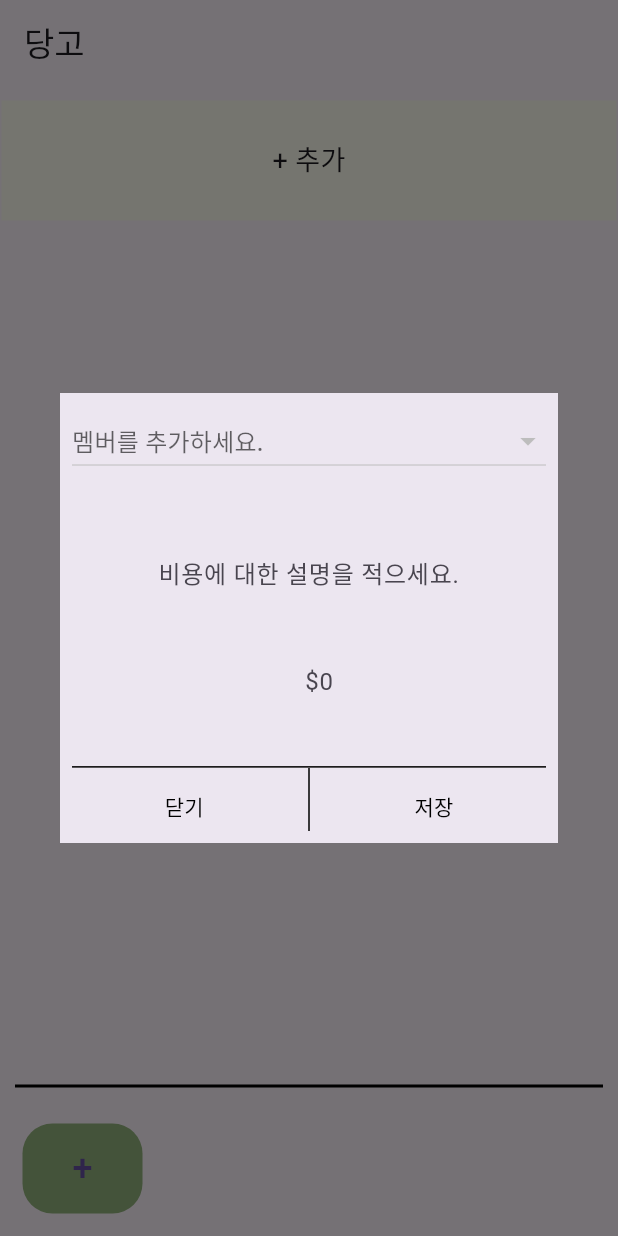
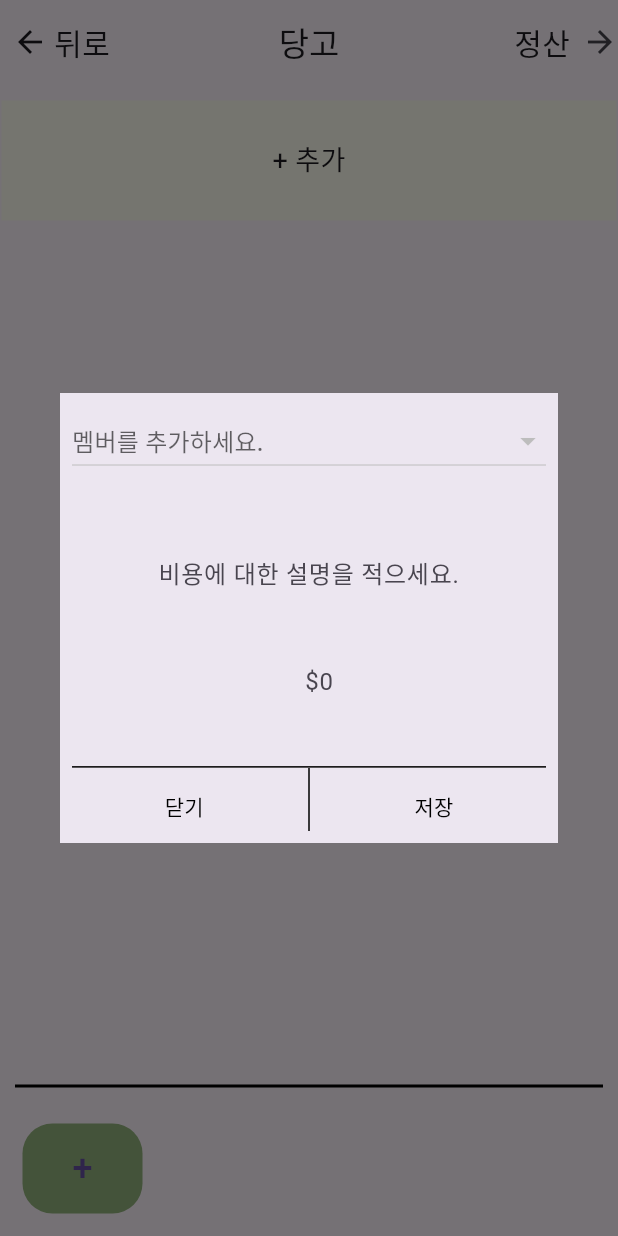
Before and after one commit to TEAM-LEG3ND/dango, a Flutter app: the screen it shows after launch, after a tap on "+ 추가", on a phone screen of 412 x 824 dp. Run offline on Flutter 3.47's test engine with Material 3 defaults, Android fonts, the phone set to English and light mode, and no system bars; our stand-ins replace realm; generated files the repository leaves out were written again.

Commit message:
feat: 앱바 초기 버전 추가

```diff
--- a/lib/main.dart
+++ b/lib/main.dart
@@ -1,9 +1,10 @@
-import 'package:dango/services/navigation_service.dart';
 import 'package:dango/viewmodels/expense_viewmodel.dart';
 import 'package:dango/views/expense_view.dart';
+import 'package:dango/views/widgets/app_bar_base.dart';
 import 'package:flutter/material.dart';
 import 'package:provider/provider.dart';
 import './services/database_service.dart';
+import './services/navigation_service.dart';
 
 void main() {
   final navigationService = NavigationService();
@@ -19,10 +20,8 @@ void main() {
         ],
         child: MaterialApp(
           navigatorKey: navigationService.navigatorKey,
-          initialRoute: '/',
           routes: {
-            '/': (context) => const MyApp(),
-            // ex) '/expense': (context) => const ExpenseView(),
+            '/expense': (context) => const ExpenseView(),
           },
           home: const MyApp(),
         )),
@@ -43,11 +42,9 @@ class _MyAppState extends State<MyApp> {
     final databaseService = Provider.of<DatabaseService>(context);
     final navigationService = Provider.of<NavigationService>(context);
 
-    return Scaffold(
-      appBar: AppBar(
-        title: const Text("당고"),
-      ),
-      body: const ExpenseView(),
+    return const Scaffold(
+      appBar: AppBarBase(),
+      body: ExpenseView(),
     );
   }
 }
--- /dev/null
+++ b/lib/views/widgets/app_bar_base.dart
@@ -0,0 +1,52 @@
+import 'package:flutter/material.dart';
+
+class AppBarBase extends StatelessWidget implements PreferredSizeWidget {
+  const AppBarBase({super.key});
+
+  @override
+  Size get preferredSize => const Size.fromHeight(kToolbarHeight);
+
+  @override
+  Widget build(BuildContext context) {
+    return AppBar(
+      title: const Text("당고"),
+      centerTitle: true,
+      leadingWidth: 80,
+      leading: Center(
+        child: GestureDetector(
+          // todo 화면 뒤로 가기
+          onTap: () {},
+          child: const Row(
+            children: [
+              SizedBox(width: 8),
+              Icon(Icons.arrow_back),
+              SizedBox(width: 4),
+              Text(
+                '뒤로',
+                style: TextStyle(fontSize: 20),
+              ),
+            ],
+          ),
+        ),
+      ),
+      actions: [
+        GestureDetector(
+          // todo 화면 이동
+          onTap: () {},
+          child: const Row(
+            children: [
+              SizedBox(width: 4),
+              Text(
+                // todo 텍스트 받아서 넣기
+                '정산',
+                style: TextStyle(fontSize: 20),
+              ),
+              SizedBox(width: 8),
+              Icon(Icons.arrow_forward),
+            ],
+          ),
+        ),
+      ],
+    );
+  }
+}
```
